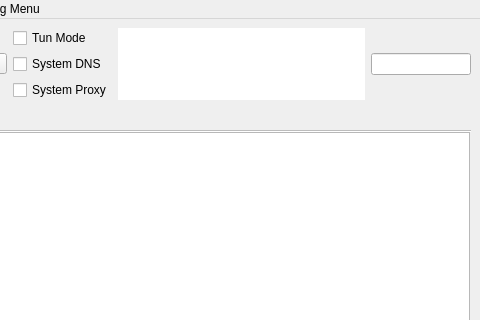
First picture: the form in include/ui/mainwindow.ui, repository shengmo0210/Throne, before the edit; both pictures show x 320 to 800 and y 0 to 320 of the 800 by 600 pixel window.
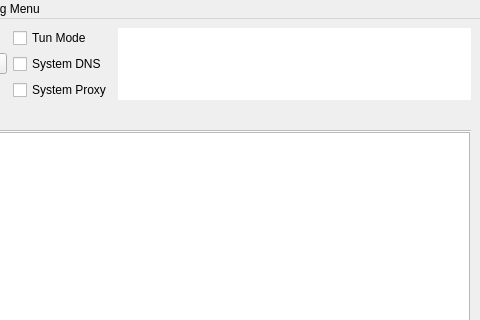
Second picture: the form after the edit. Icons and pictures are not drawn. Custom widgets are drawn as their Qt base class.

Patch:
```diff
--- a/include/ui/mainwindow.ui
+++ b/include/ui/mainwindow.ui
@@ -204,9 +204,6 @@
         </property>
        </widget>
       </item>
-      <item>
-       <widget class="QLineEdit" name="search_input"/>
-      </item>
      </layout>
     </item>
     <item>
```
